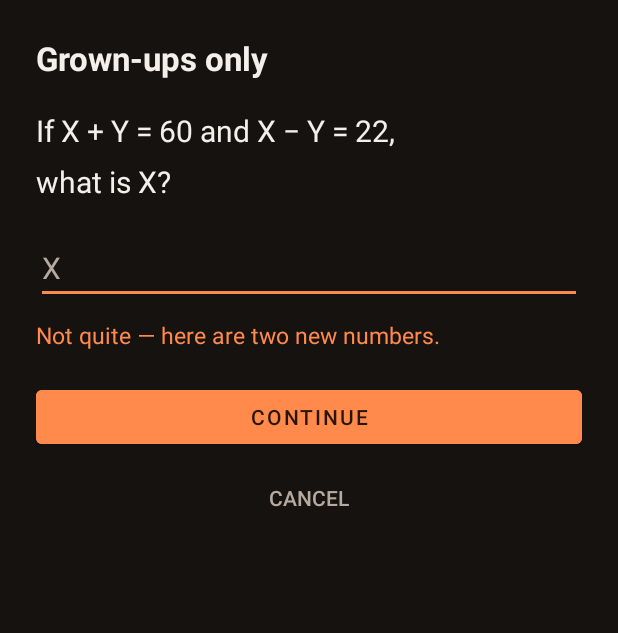
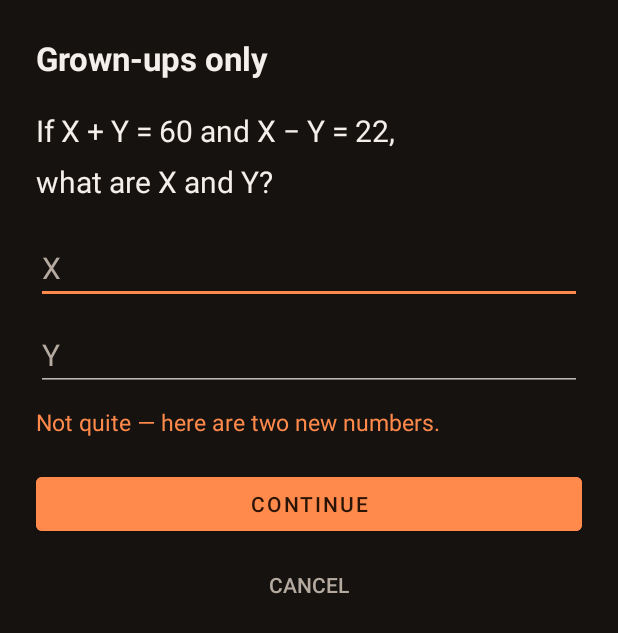
Before and after one commit to vtlinh/tinytube, an Android app: the ChallengeActivity screen opened directly, with no data from a screen before it, after a tap on "CONTINUE", on a phone screen of 412 x 824 dp. Shown: the top 633 px of the screen. Run offline under Robolectric (Android 15) with nearby library versions, the phone set to English and light mode, and no system bars.

Commit message:
Ask for both X and Y at the gate
X alone can be produced by a rule — halve the sum and the difference,
add them — that someone can copy without solving anything, and a child
who watches a parent do it twice has the rule. Requiring Y as well
means actually solving the pair.

Tests cover the ways a near-miss must still fail: right X with wrong Y,
right Y with wrong X, and the two answers swapped.

Co-Authored-By: Claude Opus 5 <noreply@anthropic.com>
Claude-Session: https://claude.ai/code/session_016Ewwj8EohGGt1JQnv7LEw6

```diff
--- a/android/app/src/main/java/dev/vtlinh/ytkids/Challenge.kt
+++ b/android/app/src/main/java/dev/vtlinh/ytkids/Challenge.kt
@@ -18,9 +18,11 @@ import kotlin.random.Random
 object Challenge {
 
     data class Puzzle(val sum: Int, val difference: Int) {
-        /* X = (sum + difference) / 2, which is why generate() only ever emits
-           pairs whose sum is even. */
-        val answer: Int get() = (sum + difference) / 2
+        /* X = (sum + difference) / 2 and Y = (sum − difference) / 2, which is
+           why generate() only ever emits pairs whose sum is even — an odd one
+           has no whole-number solution and the gate would be unanswerable. */
+        val x: Int get() = (sum + difference) / 2
+        val y: Int get() = (sum - difference) / 2
     }
 
     /* X is kept to two digits and Y strictly smaller and positive, so the
@@ -33,11 +35,19 @@ object Challenge {
         return Puzzle(sum = x + y, difference = x - y)
     }
 
-    /* Accepts whatever the parent typed. Blank, non-numeric and out-of-range
-       input are all just wrong rather than errors — there is nothing useful to
-       say about them beyond "try again", and a keypad can produce all three. */
-    fun isCorrect(puzzle: Puzzle, input: String): Boolean {
-        val n = input.trim().toIntOrNull() ?: return false
-        return n == puzzle.answer
+    /* Both unknowns have to be right.
+     *
+     * Asking for X alone leaves a shortcut: X is (sum + difference) / 2, and
+     * "halve the two numbers you can see and add them" is a rule that can be
+     * copied without understanding it. Requiring Y as well means actually
+     * solving the pair.
+     *
+     * Blank, non-numeric and out-of-range input are all simply wrong rather
+     * than errors — there is nothing useful to say beyond "try again", and a
+     * number keypad can produce all three. */
+    fun isCorrect(puzzle: Puzzle, xInput: String, yInput: String): Boolean {
+        val x = xInput.trim().toIntOrNull() ?: return false
+        val y = yInput.trim().toIntOrNull() ?: return false
+        return x == puzzle.x && y == puzzle.y
     }
 }
--- a/android/app/src/main/java/dev/vtlinh/ytkids/ChallengeActivity.kt
+++ b/android/app/src/main/java/dev/vtlinh/ytkids/ChallengeActivity.kt
@@ -17,7 +17,8 @@ class ChallengeActivity : AppCompatActivity() {
 
     private var puzzle = Challenge.generate()
     private lateinit var question: TextView
-    private lateinit var answer: EditText
+    private lateinit var answerX: EditText
+    private lateinit var answerY: EditText
     private lateinit var error: TextView
 
     override fun onCreate(savedInstanceState: Bundle?) {
@@ -26,27 +27,35 @@ class ChallengeActivity : AppCompatActivity() {
         title = getString(R.string.parent_mode)
 
         question = findViewById(R.id.question)
-        answer = findViewById(R.id.answer)
+        answerX = findViewById(R.id.answer_x)
+        answerY = findViewById(R.id.answer_y)
         error = findViewById(R.id.error)
 
         render()
 
         findViewById<Button>(R.id.submit).setOnClickListener { check() }
         findViewById<Button>(R.id.cancel).setOnClickListener { finish() }
-        /* the keyboard's Done key should work as the button does — with a
-           number pad up, reaching for the button is the awkward path */
-        answer.setOnEditorActionListener { _, actionId, _ ->
+        /* Done on the second field submits — with a number pad up, reaching
+           for the button is the awkward path. */
+        answerY.setOnEditorActionListener { _, actionId, _ ->
             if (actionId == EditorInfo.IME_ACTION_DONE) { check(); true } else false
         }
     }
 
     private fun render() {
         question.text = getString(R.string.challenge_question, puzzle.sum, puzzle.difference)
-        answer.setText("")
+        answerX.setText("")
+        answerY.setText("")
+        answerX.requestFocus()
     }
 
     private fun check() {
-        if (Challenge.isCorrect(puzzle, answer.text?.toString().orEmpty())) {
+        if (Challenge.isCorrect(
+                puzzle,
+                answerX.text?.toString().orEmpty(),
+                answerY.text?.toString().orEmpty(),
+            )
+        ) {
             setResult(Activity.RESULT_OK)
             finish()
             return
--- a/android/app/src/main/res/layout/activity_challenge.xml
+++ b/android/app/src/main/res/layout/activity_challenge.xml
@@ -28,11 +28,26 @@
             android:textColor="@color/text" />
 
         <EditText
-            android:id="@+id/answer"
+            android:id="@+id/answer_x"
             android:layout_width="match_parent"
             android:layout_height="wrap_content"
             android:layout_marginTop="20dp"
-            android:hint="@string/challenge_hint"
+            android:hint="@string/challenge_hint_x"
+            android:inputType="number"
+            android:imeOptions="actionNext"
+            android:maxLength="6"
+            android:textSize="20sp"
+            android:textColor="@color/text"
+            android:textColorHint="@color/text_muted"
+            android:importantForAutofill="no"
+            android:autofillHints="" />
+
+        <EditText
+            android:id="@+id/answer_y"
+            android:layout_width="match_parent"
+            android:layout_height="wrap_content"
+            android:layout_marginTop="10dp"
+            android:hint="@string/challenge_hint_y"
             android:inputType="number"
             android:imeOptions="actionDone"
             android:maxLength="6"
--- a/android/app/src/main/res/values/strings.xml
+++ b/android/app/src/main/res/values/strings.xml
@@ -10,8 +10,9 @@
     <string name="parent_mode">Parent</string>
     <string name="kids_mode">← Kids mode</string>
     <string name="challenge_title">Grown-ups only</string>
-    <string name="challenge_question">If X + Y = %1$d and X − Y = %2$d,\nwhat is X?</string>
-    <string name="challenge_hint">X</string>
+    <string name="challenge_question">If X + Y = %1$d and X − Y = %2$d,\nwhat are X and Y?</string>
+    <string name="challenge_hint_x">X</string>
+    <string name="challenge_hint_y">Y</string>
     <string name="challenge_submit">Continue</string>
     <string name="challenge_wrong">Not quite — here are two new numbers.</string>
 
```
Also changed, not shown: 1 other file.
